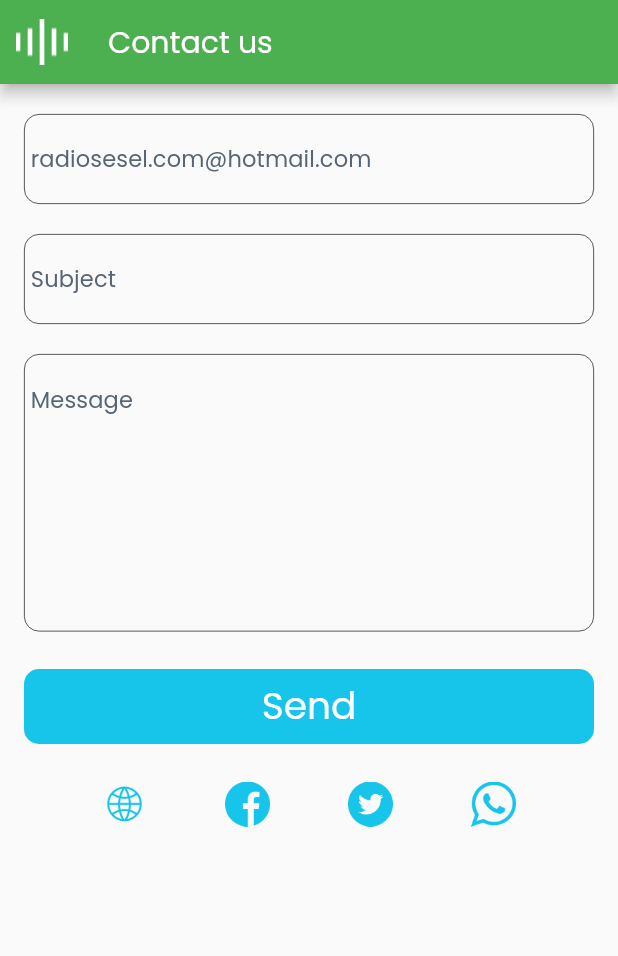
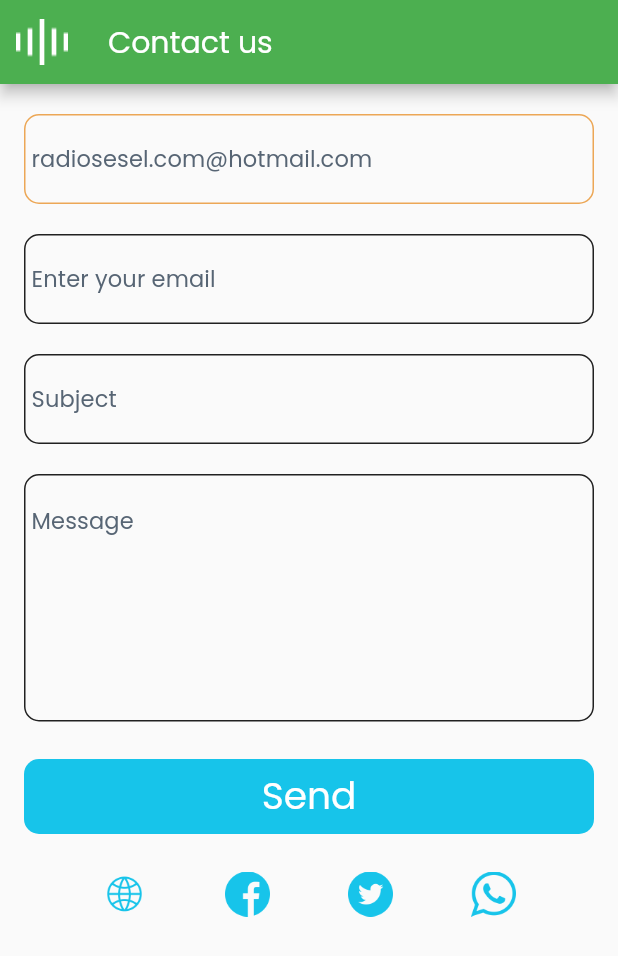
Before and after one commit to VorpsTechnology/Radiosesel-app, a Flutter app: the ContactUs screen opened directly, on a phone screen of 412 x 824 dp. Shown: the top 956 px of the screen. Run offline on Flutter 3.47's test engine with Material 2 defaults, Android fonts, the phone set to English and light mode, and no system bars; our stand-ins replace another_flushbar, cloud_firestore, connectivity, country_picker, easy_localization, firebase_auth and 14 more; missing offline and left inert: flutter_radio_player, we_slide, xml2json; accounts and stored records are empty; network calls fail; statements that could not run were skipped.

Commit message:
contact us ready

```diff
--- a/lib/helper/rounded_input_field.dart
+++ b/lib/helper/rounded_input_field.dart
@@ -112,7 +112,8 @@ class _InputFieldState extends State<InputField> {
   @override
   Widget build(BuildContext context) {
     return Container(
-      padding: EdgeInsets.symmetric(horizontal: 4),
+      padding: const EdgeInsets.symmetric(horizontal: 4, vertical: 3),
+      // margin: const EdgeInsets.symmetric(horizontal: 4, vertical: 3),
       decoration: BoxDecoration(
         color: isError == false
             ? backgroundColor
@@ -122,7 +123,7 @@ class _InputFieldState extends State<InputField> {
         borderRadius: BorderRadius.circular(cornerRadius ?? 0),
         border: showBorder == true
             ? Border.all(
-            width: 0.5,
+                width: 1,
                 color: isError == true
                     ? Theme.of(context).errorColor
                     : borderColor ?? Colors.black87)
@@ -361,8 +362,8 @@ class _InputMobileNumberFieldState extends State<InputMobileNumberField> {
             : (showDivider == false && showBorder == false)
                 ? Theme.of(context).errorColor
                 : backgroundColor,
-        borderRadius: BorderRadius.circular(
-            cornerRadius != null ? cornerRadius! : 0),
+        borderRadius:
+            BorderRadius.circular(cornerRadius != null ? cornerRadius! : 0),
         border: showBorder == true
             ? Border.all(
                 width: 0.5,
--- a/lib/screens/contact_us/contact_us.dart
+++ b/lib/screens/contact_us/contact_us.dart
@@ -53,8 +53,23 @@ class _ContactUsState extends State<ContactUs> {
                       child: InputField(
                         isDisabled: true,
                         textStyle: Theme.of(context).textTheme.bodyLarge,
+                        controller: contactUsController.subject.value,
+                        hintText: "radiosesel.com@hotmail.com",
+                        showDivider: false,
+                        showBorder: true,
+                        cornerRadius: 10,
+                        borderColor: CommonColor.secondaryColor,
+                      ),
+                    )),
+                const SizedBox(
+                  height: 20,
+                ),
+                      Obx(() => AbsorbPointer(
+                      child: InputField(
+                        isDisabled: false,
+                        textStyle: Theme.of(context).textTheme.bodyLarge,
                         controller: contactUsController.email.value,
-                        hintText: "radiosesel.com@hotmail.com",
+                        hintText: "Enter your email",
                         showDivider: false,
                         showBorder: true,
                         cornerRadius: 10,
@@ -80,7 +95,7 @@ class _ContactUsState extends State<ContactUs> {
                       hintText: LocalizationString.message,
                       showBorder: true,
                       showDivider: false,
-                      maxLines: 7,
+                      maxLines: 6,
                       cornerRadius: 10,
                     )),
                 const SizedBox(
--- a/lib/screens/contact_us/contactus_controller.dart
+++ b/lib/screens/contact_us/contactus_controller.dart
@@ -13,10 +13,10 @@ class ContactUsController extends GetxController {
     //   showMessage(LocalizationString.pleaseEnterName, true);
     //   return;
     // }
-    // if (email.value.text.isEmpty) {
-    //   showMessage(LocalizationString.pleaseEnterEmail, true);
-    //   return;
-    // }
+    if (email.value.text.isEmpty) {
+      showMessage(LocalizationString.pleaseEnterEmail, true);
+      return;
+    }
     if (subject.value.text.isEmpty) {
       showMessage(LocalizationString.pleaseEnterPhoneNumber, true);
       return;
--- a/lib/screens/dashboard/dashboard_controller.dart
+++ b/lib/screens/dashboard/dashboard_controller.dart
@@ -22,7 +22,6 @@ class DashboardController extends GetxController {
       if (result.isNotEmpty) {
         Get.to(() => RadioDetail(
               radio: result.first,
-
             ));
       }
     });
```
Lines whose indentation alone changed are shown as unchanged.
